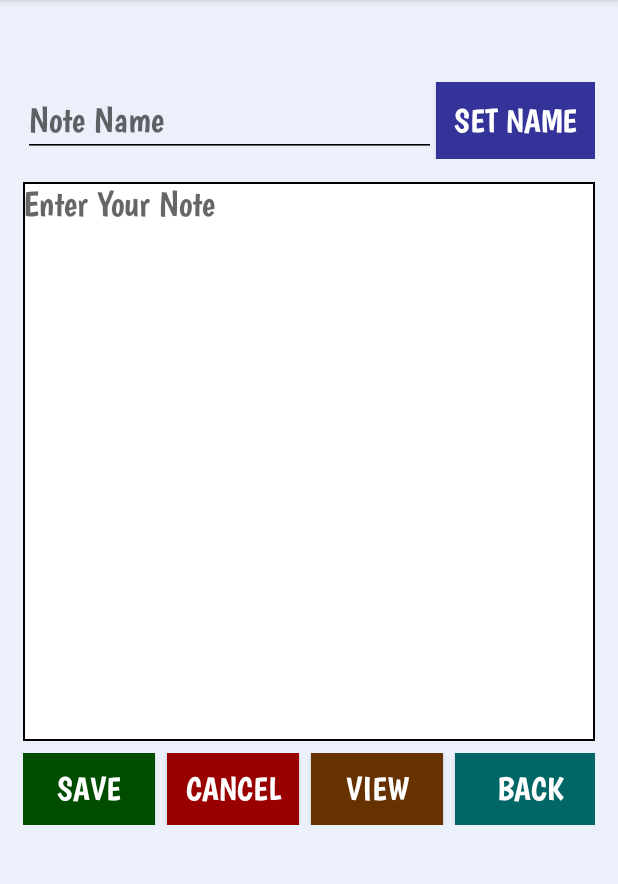
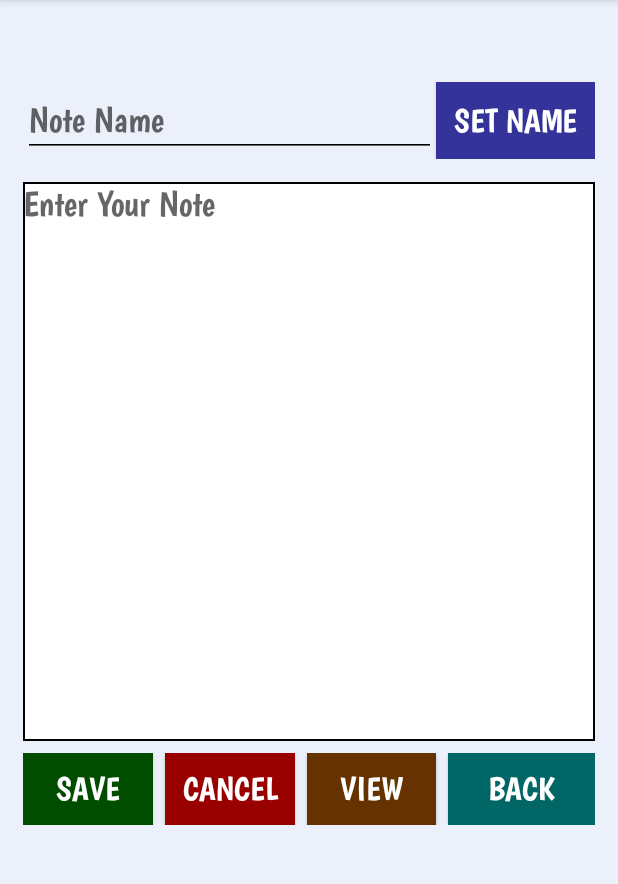
Before and after one commit to JasonHaque/DailyPlanner, an Android app: the screen it shows after launch once a user with an empty profile is signed in (NewNoteActivity), after a tap on an icon or button, on a phone screen of 412 x 824 dp, the part 84-968 px from its top. Run offline under Robolectric (Android 15) with nearby library versions, the phone set to English and light mode, and no system bars; our stand-ins replace Firebase (no records; nobody signed in at launch, a user with empty details on screens opened directly).

Commit message:
Weightsum added at new note buttons

```diff
--- a/app/src/main/java/com/example/dailyplanner/NotesActivity.java
+++ b/app/src/main/java/com/example/dailyplanner/NotesActivity.java
@@ -27,24 +27,24 @@ public class NotesActivity extends AppCompatActivity {
     }
     private void bindWidgets()
     {
-        linkToProfile1=findViewById(R.id.link_to_profile1);
+        //linkToProfile1=findViewById(R.id.link_to_profile1);
         newNote1=findViewById(R.id.new_note1);
         noteHistory1=findViewById(R.id.note_history1);
         schedule1=findViewById(R.id.schedule1);
         seeSchedule1=findViewById(R.id.see_schedule1);
-        linkToProfile2=findViewById(R.id.link_to_profile2);
+        //linkToProfile2=findViewById(R.id.link_to_profile2);
         newNote2=findViewById(R.id.new_note2);
         noteHistory2=findViewById(R.id.note_history2);
         schedule2=findViewById(R.id.schedule2);
         seeSchedule2=findViewById(R.id.see_schedule2);
     }
     private void bindListeners(){
-        linkToProfile1.setOnClickListener(new View.OnClickListener() {
+        /*linkToProfile1.setOnClickListener(new View.OnClickListener() {
             @Override
             public void onClick(View view) {
                 startActivity(new Intent(NotesActivity.this,ProfileActivity.class));
             }
-        });
+        });*/
         newNote1.setOnClickListener(new View.OnClickListener() {
             @Override
             public void onClick(View view) {
@@ -69,12 +69,12 @@ public class NotesActivity extends AppCompatActivity {
                 startActivity(new Intent(NotesActivity.this,SeeScheduleActivity.class));
             }
         });
-        linkToProfile2.setOnClickListener(new View.OnClickListener() {
+        /*linkToProfile2.setOnClickListener(new View.OnClickListener() {
             @Override
             public void onClick(View view) {
                 startActivity(new Intent(NotesActivity.this,ProfileActivity.class));
             }
-        });
+        });*/
         newNote2.setOnClickListener(new View.OnClickListener() {
             @Override
             public void onClick(View view) {
--- a/app/src/main/res/layout/activity_new_note_acitivity.xml
+++ b/app/src/main/res/layout/activity_new_note_acitivity.xml
@@ -59,12 +59,15 @@
     <LinearLayout
         android:layout_width="match_parent"
         android:layout_height="wrap_content"
-        android:layout_marginTop="8dp">
+        android:layout_marginTop="8dp"
+        android:orientation="horizontal"
+        android:weightSum="4">
         <Button
             android:id="@+id/save_note_button"
             android:layout_width="wrap_content"
             android:layout_height="wrap_content"
             android:textSize="22sp"
+            android:layout_weight="1"
             android:padding="10dp"
             android:textColor="#ffffff"
             android:background="#004d00"
@@ -75,6 +78,7 @@
             android:layout_width="wrap_content"
             android:layout_height="wrap_content"
             android:textSize="22sp"
+            android:layout_weight="1"
             android:background="#990000"
             android:layout_marginRight="8dp"
             android:textColor="#ffffff"
@@ -86,6 +90,7 @@
             android:layout_height="wrap_content"
             android:textSize="22sp"
             android:background="#663300"
+            android:layout_weight="1"
             android:layout_marginRight="8dp"
             android:textColor="#ffffff"
             android:padding="10dp"
@@ -95,6 +100,7 @@
             android:layout_width="100dp"
             android:layout_height="wrap_content"
             android:textSize="22sp"
+            android:layout_weight="1"
             android:layout_gravity="center"
             android:background="#006666"
             android:textColor="#ffffff"
```
Also changed, not shown: app/src/main/res/layout/activity_notes.xml (+5 -5 lines), app/src/main/res/drawable/notesback1.jpg (added), app/src/main/res/drawable/notesback2.jpg (added).
